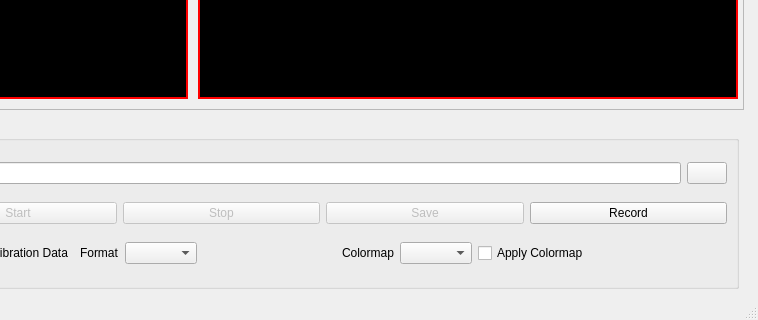
Before: the Qt Designer form stereo_viewer/stereo_viewer.ui in labforge/sdk-demos, drawn with Qt 5; both pictures show x 372 to 1130 and y 365 to 685 of the 1130 by 685 pixel window.
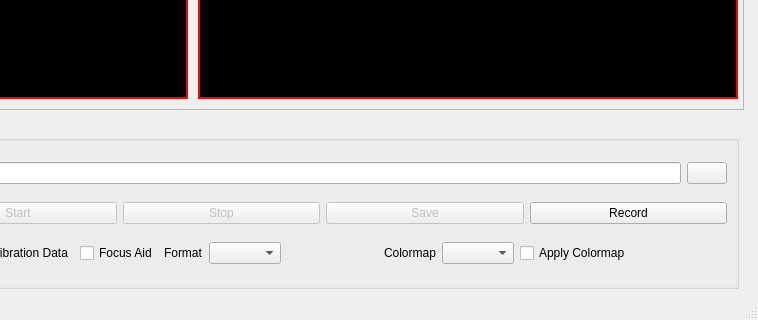
After: the same form once the commit is applied. Custom widgets are drawn as their Qt base class.

Commit message: Added line for focus aid

What changed in the file:
```diff
--- a/stereo_viewer/stereo_viewer.ui
+++ b/stereo_viewer/stereo_viewer.ui
@@ -463,6 +463,16 @@
                </property>
               </widget>
              </item>
+             <item>
+              <widget class="QCheckBox" name="cbxFocus">
+               <property name="toolTip">
+                <string>Visualize focus in the camera views ...</string>
+               </property>
+               <property name="text">
+                <string>Focus Aid</string>
+               </property>
+              </widget>
+             </item>
              <item>
               <widget class="QLabel" name="lblFormat">
                <property name="text">
```
